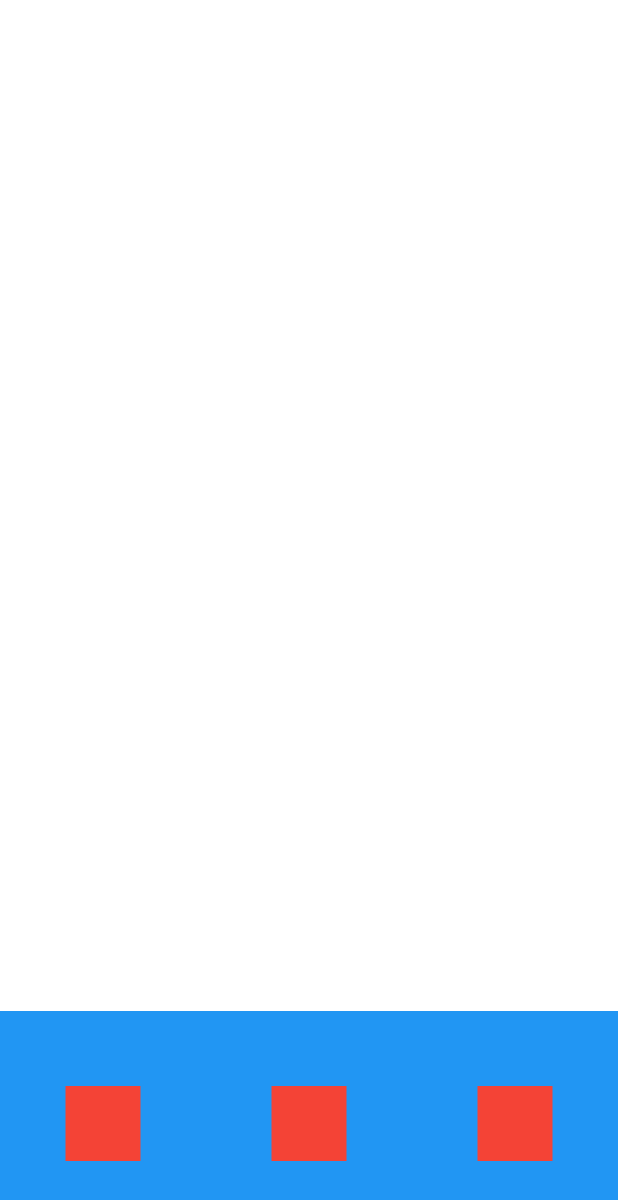
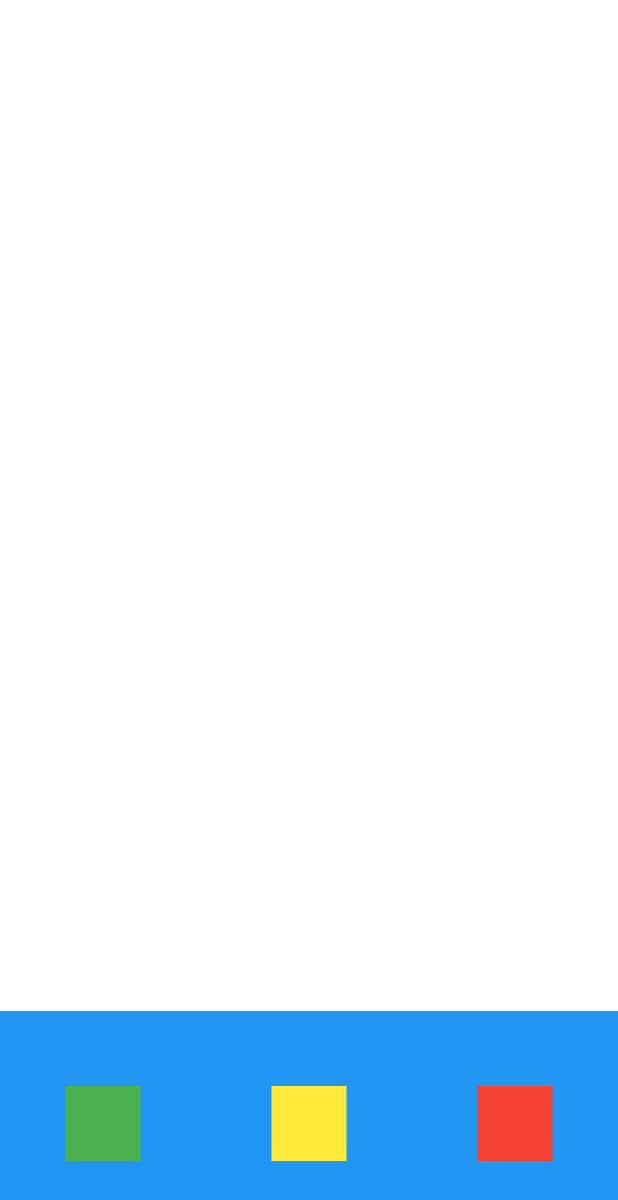
Before and after one commit to RonnyeryBarbosa/atividade3, a Flutter app: the screen it shows after launch, on a phone screen of 412 x 824 dp. Shown: the top 1200 px of the screen. Run offline on Flutter 3.47's test engine with Material 2 defaults, Android fonts, the phone set to English and light mode, and no system bars.

Commit message:
conclusão de atividade

```diff
--- a/lib/screen.dart
+++ b/lib/screen.dart
@@ -20,9 +20,9 @@ class Screen extends StatelessWidget {
           child: Row(
             mainAxisAlignment: MainAxisAlignment.spaceAround,
             children: [
-              CustomizeContainerButton(),
-              CustomizeContainerButton(),
-              CustomizeContainerButton(),
+              CustomizeContainerButton(color: Colors.green,),
+              CustomizeContainerButton(color: Colors.yellow),
+              CustomizeContainerButton(color: Colors.red),
             ],
           ),
         )
@@ -35,7 +35,7 @@ class CustomizeContainer extends StatelessWidget {
   @override
   Widget build(BuildContext context) {
     return Container(
-      margin: EdgeInsets.all(50),
+      margin: EdgeInsets.all(30),
       height: 100,
       color: Colors.white,
     );
@@ -43,12 +43,16 @@ class CustomizeContainer extends StatelessWidget {
 }
 
 class CustomizeContainerButton extends StatelessWidget {
+  final Color color;
+
+  CustomizeContainerButton({Key key, this.color}):super(key: key);
+
   @override
   Widget build(BuildContext context) {
     return Container(
       width: 50,
       height: 50,
-      color: Colors.red,
+      color: color,
     );
   }
 }
```
